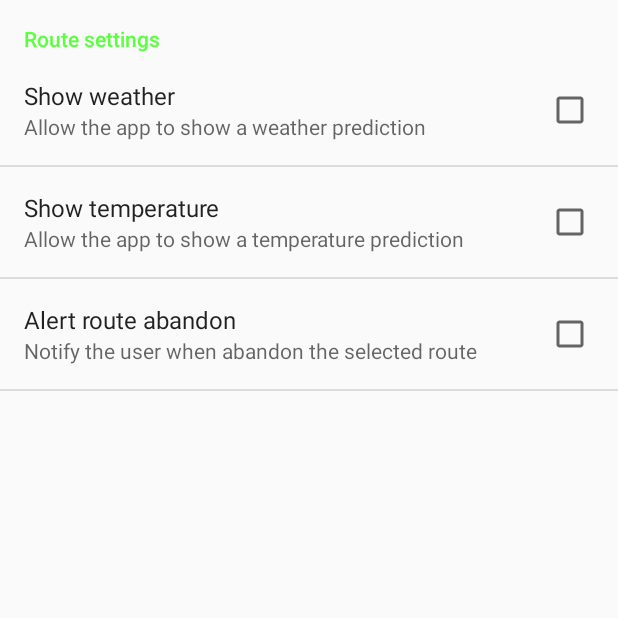
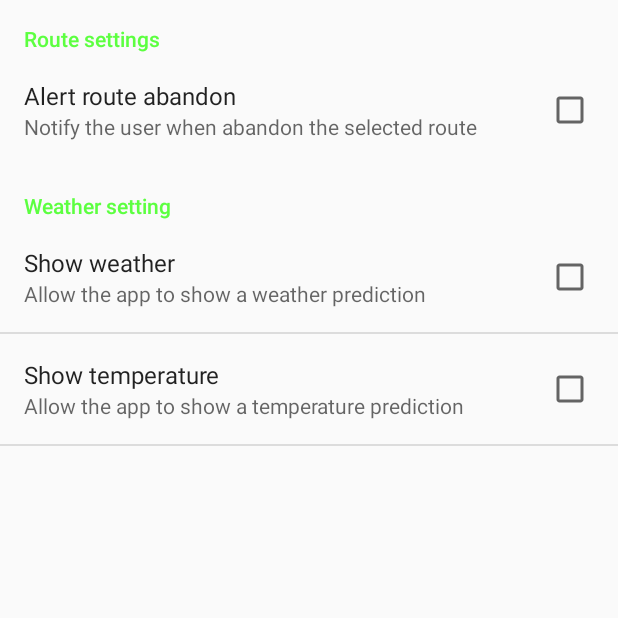
Before and after one commit to Sermodi/SportRoutes, an Android app: the fragment Fragment_Configuracion shown on its own in the app's theme, on a phone screen of 412 x 824 dp, the top half of it. Run offline under Robolectric (Android 15) with nearby library versions, the phone set to English and light mode, and no system bars.

Commit message:
Preferencias realizadas

```diff
--- a/app/src/main/java/com/asimov/sportroutes/Activities/MainActivity.java
+++ b/app/src/main/java/com/asimov/sportroutes/Activities/MainActivity.java
@@ -51,8 +51,7 @@ public class MainActivity extends AppCompatActivity {
                         startActivity(new Intent(MainActivity.this, ListaDeRutasActivity.class));
                         break;
                     case 2:
-                        //Preferencias
-                        //startActivity(new Intent(MainActivity.this, ))
+                        startActivity(new Intent(MainActivity.this, OpcionesActivity.class));
                         break;
                     case 3:
                         //Manual
--- a/app/src/main/java/com/asimov/sportroutes/Activities/VerRutaActivity.java
+++ b/app/src/main/java/com/asimov/sportroutes/Activities/VerRutaActivity.java
@@ -3,6 +3,7 @@ package com.asimov.sportroutes.activities;
 import android.app.AlertDialog;
 import android.content.DialogInterface;
 import android.content.Intent;
+import android.content.SharedPreferences;
 import android.location.Location;
 import android.net.Uri;
 import android.support.v4.content.ContextCompat;
--- a/app/src/main/res/values/strings.xml
+++ b/app/src/main/res/values/strings.xml
@@ -1,4 +1,5 @@
 <resources>
+    <string name="weatherSettings">Weather setting</string>
     <string name="app_name" translatable="false">SportRoutes</string>
     <string name="title_activity_maps">Main Map</string>
     <string name="Prefs">Settings</string>
--- a/app/src/main/res/xml/preferencias.xml
+++ b/app/src/main/res/xml/preferencias.xml
@@ -2,6 +2,12 @@
 <PreferenceScreen xmlns:android="http://schemas.android.com/apk/res/android">
     xmlns:android="http://schemas.android.com/apk/res/android">
     <PreferenceCategory android:title="@string/routePreferences">
+        <CheckBoxPreference
+            android:key="avisoSalidaRuta"
+            android:title="@string/preferenciaAvisoSalidaTitulo"
+            android:summary="@string/preferenciaAvisoSalidaContenido" />
+    </PreferenceCategory>
+    <PreferenceCategory android:title="@string/weatherSettings">
         <CheckBoxPreference
             android:key="mostrarTiempo"
             android:title="@string/preferenciaTiempoTitulo"
@@ -10,9 +16,5 @@
             android:key="mostrarTemperatura"
             android:title="@string/preferenciaTemperaturaTitulo"
             android:summary="@string/preferenciaTemperaturaContenido" />
-        <CheckBoxPreference
-            android:key="avisoSalidaRuta"
-            android:title="@string/preferenciaAvisoSalidaTitulo"
-            android:summary="@string/preferenciaAvisoSalidaContenido" />
     </PreferenceCategory>
 </PreferenceScreen>
```
Also changed, not shown: app/src/main/java/com/asimov/sportroutes/Activities/ListaDeRutasActivity.java (+16 -2 lines), app/src/main/java/com/asimov/sportroutes/Activities/RealizarRuta.java (+11 -1 lines), 1 other file.
